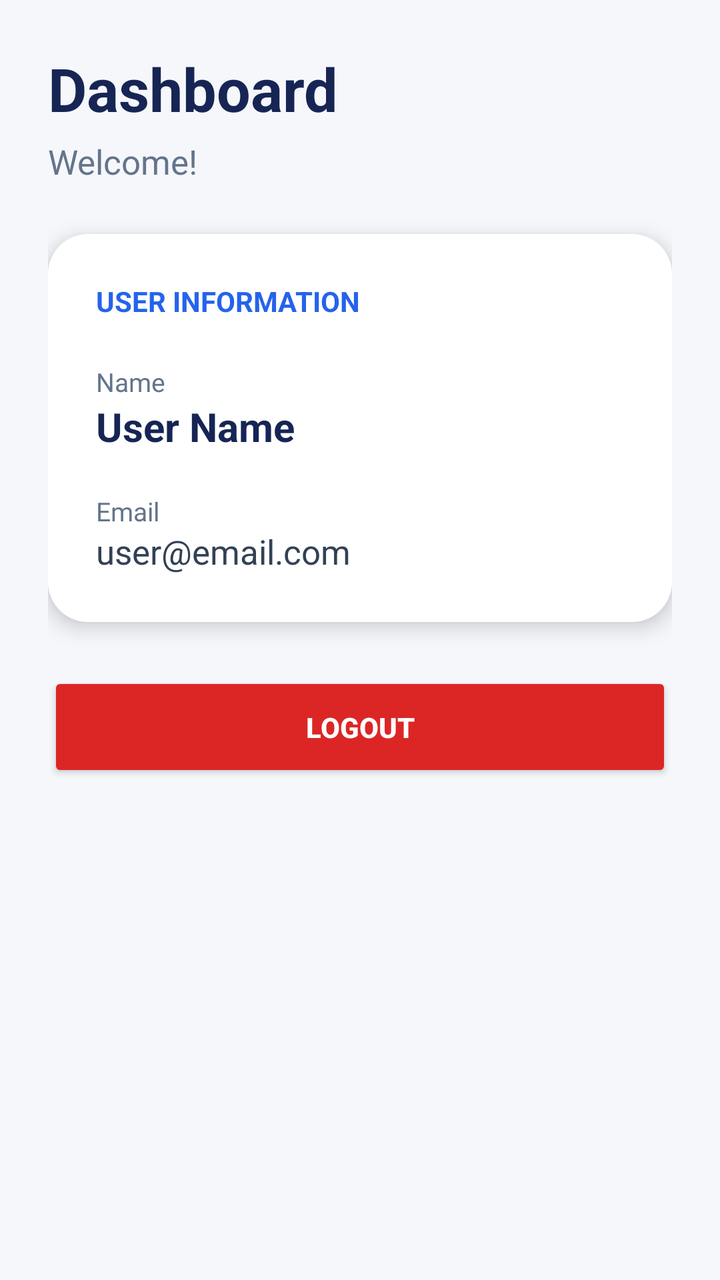
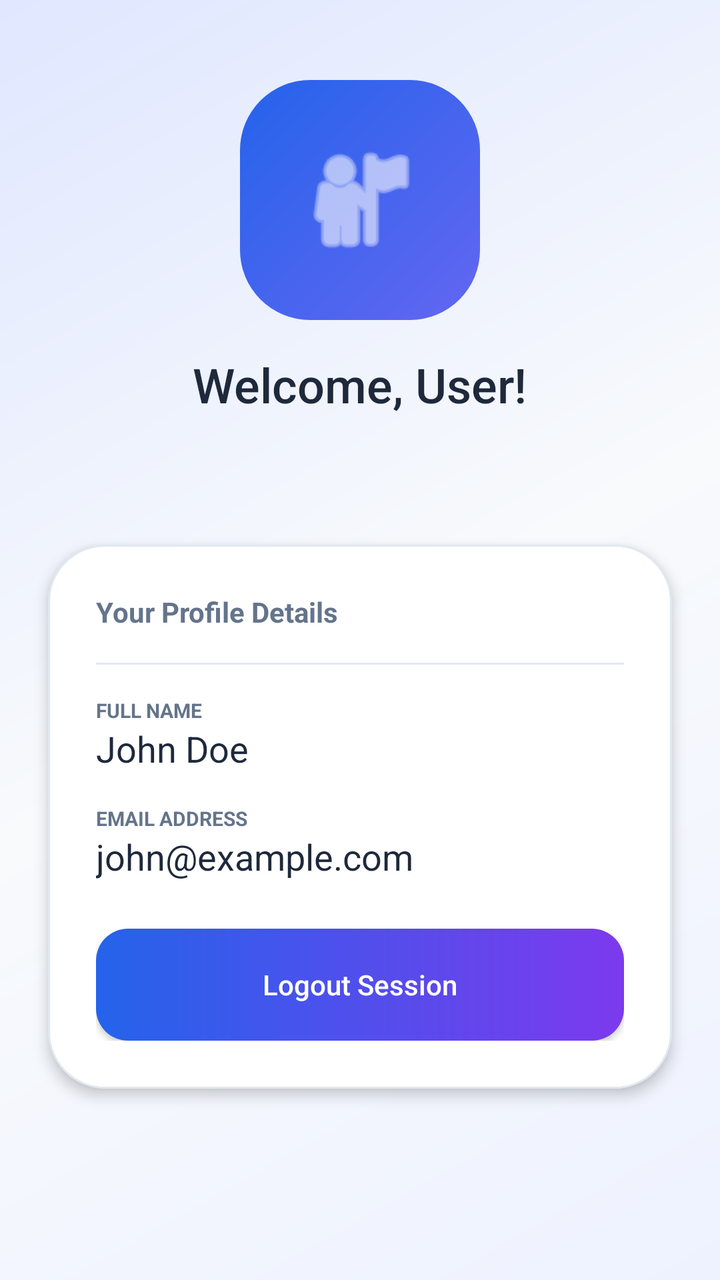

Two renders of the same Android screen: before a commit and after it. Below are the layout's source before the change and the commit's diff.
<!-- AndroidManifest.xml: application theme Theme.IntentLoginDashboard -->
<!-- res/layout/activity_dashboard.xml -->
<?xml version="1.0" encoding="utf-8"?>
<LinearLayout
    xmlns:android="http://schemas.android.com/apk/res/android"
    android:layout_width="match_parent"
    android:layout_height="match_parent"
    android:orientation="vertical"
    android:padding="24dp"
    android:background="#F5F7FB">

    <TextView
        android:layout_width="wrap_content"
        android:layout_height="wrap_content"
        android:text="Dashboard"
        android:textSize="30sp"
        android:textStyle="bold"
        android:textColor="#172554"/>

    <TextView
        android:id="@+id/tvWelcome"
        android:layout_width="wrap_content"
        android:layout_height="wrap_content"
        android:text="Welcome!"
        android:textSize="17sp"
        android:textColor="#64748B"
        android:layout_marginTop="5dp"
        android:layout_marginBottom="25dp"/>

    <LinearLayout
        android:layout_width="match_parent"
        android:layout_height="wrap_content"
        android:orientation="vertical"
        android:padding="24dp"
        android:background="@drawable/dashboard_card"
        android:elevation="6dp">

        <TextView
            android:layout_width="wrap_content"
            android:layout_height="wrap_content"
            android:text="USER INFORMATION"
            android:textSize="14sp"
            android:textStyle="bold"
            android:textColor="#2563EB"/>

        <TextView
            android:layout_width="wrap_content"
            android:layout_height="wrap_content"
            android:text="Name"
            android:textSize="13sp"
            android:textColor="#64748B"
            android:layout_marginTop="22dp"/>

        <TextView
            android:id="@+id/tvName"
            android:layout_width="wrap_content"
            android:layout_height="wrap_content"
            android:text="User Name"
            android:textSize="20sp"
            android:textStyle="bold"
            android:textColor="#172554"/>

        <TextView
            android:layout_width="wrap_content"
            android:layout_height="wrap_content"
            android:text="Email"
            android:textSize="13sp"
            android:textColor="#64748B"
            android:layout_marginTop="20dp"/>

        <TextView
            android:id="@+id/tvEmail"
            android:layout_width="wrap_content"
            android:layout_height="wrap_content"
            android:text="user@email.com"
            android:textSize="17sp"
            android:textColor="#334155"/>

    </LinearLayout>

    <Button
        android:id="@+id/btnLogout"
        android:layout_width="match_parent"
        android:layout_height="55dp"
        android:text="LOGOUT"
        android:textStyle="bold"
        android:textColor="#FFFFFF"
        android:backgroundTint="#DC2626"
        android:layout_marginTop="25dp"/>


</LinearLayout>
<!-- resources referenced by this layout -->
<resources>
  <!-- drawable dashboard_card (drawable) -->
  <?xml version="1.0" encoding="utf-8"?>
  <shape xmlns:android="http://schemas.android.com/apk/res/android">
  
      <solid android:color="#FFFFFF"/>
  
      <corners android:radius="20dp"/>
  
      <padding
          android:left="4dp"
          android:top="4dp"
          android:right="4dp"
          android:bottom="4dp"/>
  
  </shape>
  <style name="Theme.IntentLoginDashboard" parent="Base.Theme.IntentLoginDashboard" />
  <style name="Base.Theme.IntentLoginDashboard" parent="Theme.Material3.DayNight.NoActionBar">
          
          
      </style>
</resources>

<!-- the commit's change to res/layout/activity_dashboard.xml (unified diff, before → after) -->
@@ -1,90 +1,116 @@
 <?xml version="1.0" encoding="utf-8"?>
-<LinearLayout
-    xmlns:android="http://schemas.android.com/apk/res/android"
+<androidx.constraintlayout.widget.ConstraintLayout xmlns:android="http://schemas.android.com/apk/res/android"
+    xmlns:app="http://schemas.android.com/apk/res-auto"
+    xmlns:tools="http://schemas.android.com/tools"
     android:layout_width="match_parent"
     android:layout_height="match_parent"
-    android:orientation="vertical"
-    android:padding="24dp"
-    android:background="#F5F7FB">
+    android:background="@drawable/login_gradient">
 
-    <TextView
-        android:layout_width="wrap_content"
+    
+    <LinearLayout
+        android:id="@+id/header"
+        android:layout_width="match_parent"
         android:layout_height="wrap_content"
-        android:text="Dashboard"
-        android:textSize="30sp"
-        android:textStyle="bold"
-        android:textColor="#172554"/>
+        android:gravity="center"
+        android:orientation="vertical"
+        android:padding="40dp"
+        app:layout_constraintTop_toTopOf="parent">
 
-    <TextView
-        android:id="@+id/tvWelcome"
-        android:layout_width="wrap_content"
-        android:layout_height="wrap_content"
-        android:text="Welcome!"
-        android:textSize="17sp"
-        android:textColor="#64748B"
-        android:layout_marginTop="5dp"
-        android:layout_marginBottom="25dp"/>
+        <FrameLayout
+            android:layout_width="120dp"
+            android:layout_height="120dp"
+            android:layout_marginBottom="16dp"
+            android:background="@drawable/logo_circle">
 
+            <ImageView
+                android:layout_width="64dp"
+                android:layout_height="64dp"
+                android:layout_gravity="center"
+                android:src="@android:drawable/ic_menu_myplaces"
+                app:tint="@color/white" />
+        </FrameLayout>
+
+        <TextView
+            android:id="@+id/welcomeTextView"
+            android:layout_width="wrap_content"
+            android:layout_height="wrap_content"
+            android:fontFamily="sans-serif-medium"
+            android:text="Welcome, User!"
+            android:textColor="@color/text_main"
+            android:textSize="24sp" />
+
+    </LinearLayout>
+
+    
     <LinearLayout
         android:layout_width="match_parent"
         android:layout_height="wrap_content"
+        android:layout_margin="24dp"
+        android:background="@drawable/login_card"
+        android:elevation="4dp"
         android:orientation="vertical"
         android:padding="24dp"
-        android:background="@drawable/dashboard_card"
-        android:elevation="6dp">
+        app:layout_constraintTop_toBottomOf="@id/header">
 
         <TextView
             android:layout_width="wrap_content"
             android:layout_height="wrap_content"
-            android:text="USER INFORMATION"
+            android:layout_marginBottom="16dp"
+            android:text="Your Profile Details"
+            android:textColor="@color/text_secondary"
             android:textSize="14sp"
-            android:textStyle="bold"
-            android:textColor="#2563EB"/>
+            android:textStyle="bold" />
+
+        <View
+            android:layout_width="match_parent"
+            android:layout_height="1dp"
+            android:layout_marginBottom="16dp"
+            android:background="@color/stroke_color" />
 
         <TextView
             android:layout_width="wrap_content"
             android:layout_height="wrap_content"
-            android:text="Name"
-            android:textSize="13sp"
-            android:textColor="#64748B"
-            android:layout_marginTop="22dp"/>
+            android:text="FULL NAME"
+            android:textColor="@color/text_secondary"
+            android:textSize="10sp"
+            android:textStyle="bold" />
 
         <TextView
-            android:id="@+id/tvName"
+            android:id="@+id/nameTextView"
             android:layout_width="wrap_content"
             android:layout_height="wrap_content"
-            android:text="User Name"
-            android:textSize="20sp"
-            android:textStyle="bold"
-            android:textColor="#172554"/>
+            android:layout_marginBottom="16dp"
+            android:text="John Doe"
+            android:textColor="@color/text_main"
+            android:textSize="18sp" />
 
         <TextView
             android:layout_width="wrap_content"
             android:layout_height="wrap_content"
-            android:text="Email"
-            android:textSize="13sp"
-            android:textColor="#64748B"
-            android:layout_marginTop="20dp"/>
+            android:text="EMAIL ADDRESS"
+            android:textColor="@color/text_secondary"
+            android:textSize="10sp"
+            android:textStyle="bold" />
 
         <TextView
-            android:id="@+id/tvEmail"
+            android:id="@+id/emailTextView"
             android:layout_width="wrap_content"
             android:layout_height="wrap_content"
-            android:text="user@email.com"
-            android:textSize="17sp"
-            android:textColor="#334155"/>
+            android:layout_marginBottom="24dp"
+            android:text="john@example.com"
+            android:textColor="@color/text_main"
+            android:textSize="18sp" />
+
+        <Button
+            android:id="@+id/logoutButton"
+            android:layout_width="match_parent"
+            android:layout_height="56dp"
+            android:background="@drawable/login_button"
+            android:text="Logout Session"
+            android:textAllCaps="false"
+            android:textColor="@color/white"
+            app:backgroundTint="@null" />
 
     </LinearLayout>
 
-    <Button
-        android:id="@+id/btnLogout"
-        android:layout_width="match_parent"
-        android:layout_height="55dp"
-        android:text="LOGOUT"
-        android:textStyle="bold"
-        android:textColor="#FFFFFF"
-        android:backgroundTint="#DC2626"
-        android:layout_marginTop="25dp"/>
-
-
-</LinearLayout>
+</androidx.constraintlayout.widget.ConstraintLayout>
<!-- resource entries referenced after the edit -->
@@ -1,24 +1,69 @@
 <!-- resources referenced by this layout -->
 <resources>
-  <!-- drawable dashboard_card (drawable) -->
+  <color name="stroke_color">#E2E8F0</color>
+  <color name="text_main">#1E293B</color>
+  <color name="text_secondary">#64748B</color>
+  <color name="white">#FFFFFFFF</color>
+  <!-- drawable login_button (drawable) -->
+  <?xml version="1.0" encoding="utf-8"?>
+  <shape xmlns:android="http://schemas.android.com/apk/res/android"
+      android:shape="rectangle">
+  
+      <gradient
+          android:startColor="#2563EB"
+          android:endColor="#7C3AED"
+          android:angle="0" />
+  
+      <corners android:radius="16dp" />
+  
+      <padding
+          android:left="10dp"
+          android:top="10dp"
+          android:right="10dp"
+          android:bottom="10dp" />
+  
+  </shape>
+  <!-- drawable login_card (drawable) -->
   <?xml version="1.0" encoding="utf-8"?>
   <shape xmlns:android="http://schemas.android.com/apk/res/android">
   
       <solid android:color="#FFFFFF"/>
   
-      <corners android:radius="20dp"/>
+      <corners android:radius="28dp"/>
   
-      <padding
-          android:left="4dp"
-          android:top="4dp"
-          android:right="4dp"
-          android:bottom="4dp"/>
+      <stroke
+          android:width="1dp"
+          android:color="#E2E8F0"/>
   
   </shape>
-  <style name="Theme.IntentLoginDashboard" parent="Base.Theme.IntentLoginDashboard" />
-  <style name="Base.Theme.IntentLoginDashboard" parent="Theme.Material3.DayNight.NoActionBar">
-          
-          
+  <!-- drawable login_gradient (drawable) -->
+  <?xml version="1.0" encoding="utf-8"?>
+  <shape xmlns:android="http://schemas.android.com/apk/res/android">
+  
+      <gradient
+          android:angle="135"
+          android:startColor="#EEF2FF"
+          android:centerColor="#F8FAFC"
+          android:endColor="#E0E7FF"/>
+  
+  </shape>
+  <!-- drawable logo_circle (drawable) -->
+  <?xml version="1.0" encoding="utf-8"?>
+  <shape xmlns:android="http://schemas.android.com/apk/res/android">
+  
+      <gradient
+          android:angle="135"
+          android:startColor="#6366F1"
+          android:endColor="#2563EB"/>
+  
+      <corners android:radius="35dp"/>
+  
+  </shape>
+  <style name="Theme.BasicViewsApp" parent="Theme.Material3.DayNight.NoActionBar">
+          <item name="colorPrimary">@color/primary</item>
+          <item name="android:windowBackground">@color/bg_light</item>
       </style>
+  <color name="primary">#6366F1</color>
+  <color name="bg_light">#F8FAFC</color>
 </resources>
 
